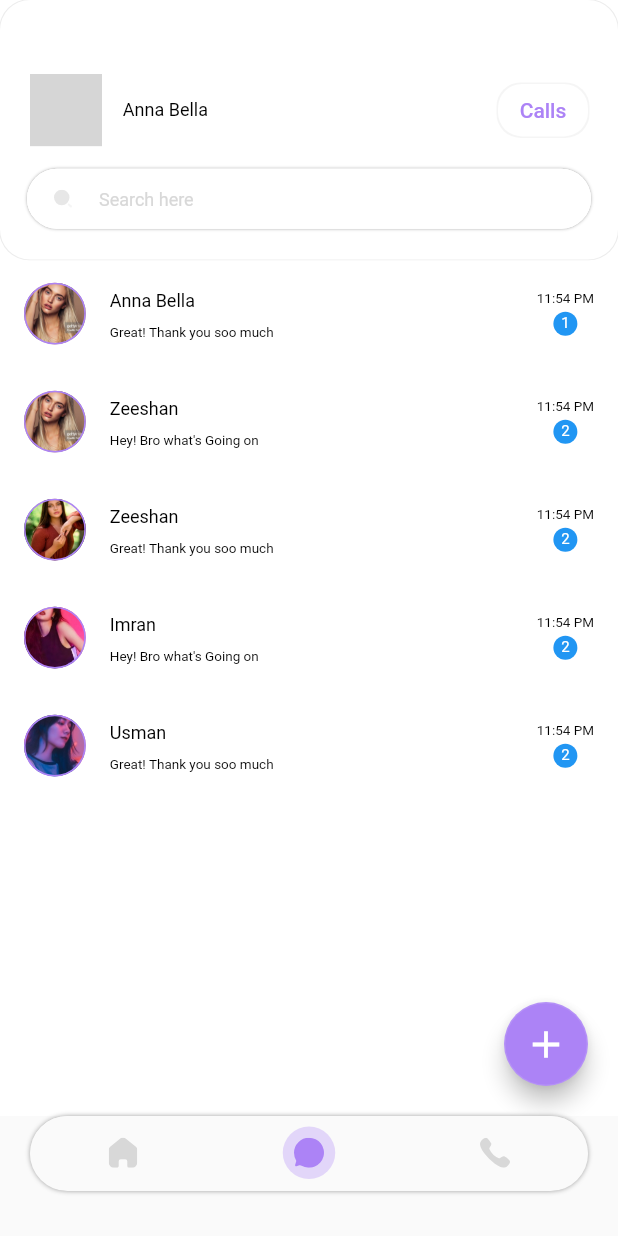
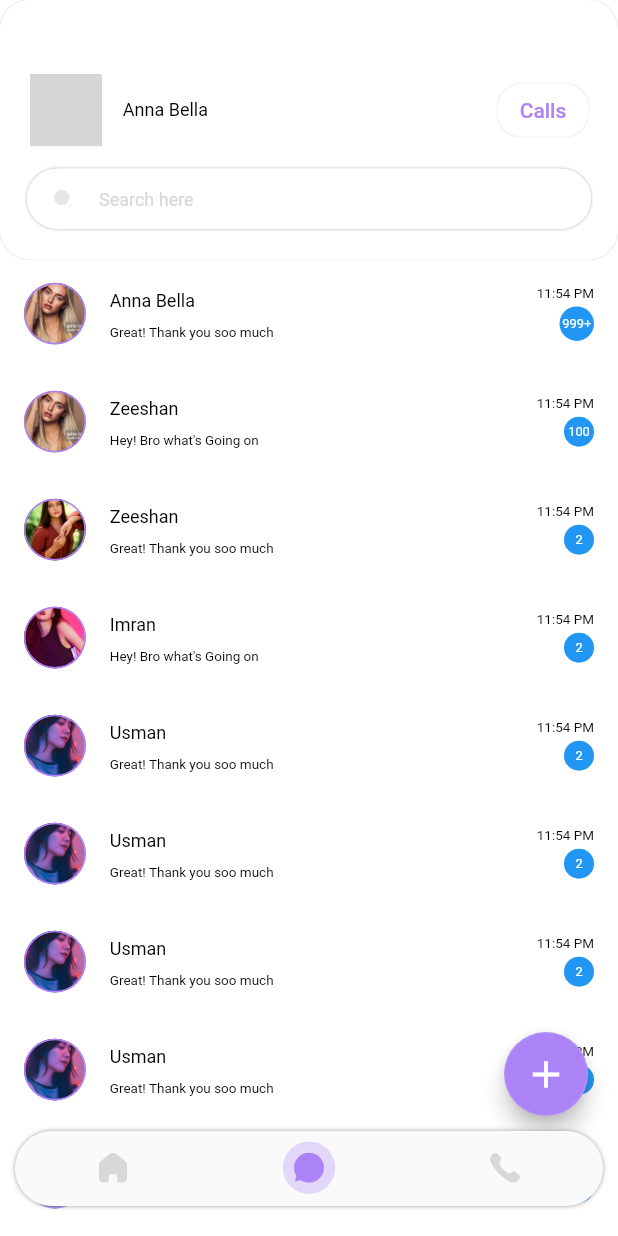
Before and after one commit to adilramzan764/SocialMediaApp, a Flutter app: the BottomNavBarV2 screen opened directly, on a phone screen of 412 x 824 dp. Run offline on Flutter 3.47's test engine with Material 2 defaults, Android fonts, the phone set to English and light mode, and no system bars; our stand-ins replace firebase_core, flutter_svg, form_field_validator, get, responsive_sizer, smooth_page_indicator; missing offline and left inert: flutter_dialpad; accounts and stored records are empty; project files that could hold a hidden picture were left out; grey boxes are pictures that could not be loaded.

Commit message:
Adil_Fe don3

```diff
--- a/lib/Components/BottomNavigationBar/BotttomBar_Widget.dart
+++ b/lib/Components/BottomNavigationBar/BotttomBar_Widget.dart
@@ -1,3 +1,4 @@
+import 'package:flutter/cupertino.dart';
 import 'package:flutter/material.dart';
 import 'package:flutter_svg/svg.dart';
 
@@ -12,9 +13,7 @@ class CustomBottomNavigationBar extends StatelessWidget {
 
   @override
   Widget build(BuildContext context) {
-    return Padding(
-      padding: const EdgeInsets.only(bottom: 20.0, left: 10, right: 10),
-      child: Container(
+    return Container(
       height: 50, // Set your desired height here
       decoration: BoxDecoration(
         borderRadius: BorderRadius.circular(32),
@@ -42,7 +41,6 @@ class CustomBottomNavigationBar extends StatelessWidget {
           ],
         ),
       ),
-      ),
     );
   }
 
--- a/lib/Components/BottomNavigationBar/MyBottomNavigationBar.dart
+++ b/lib/Components/BottomNavigationBar/MyBottomNavigationBar.dart
@@ -1,20 +1,17 @@
 import 'package:flutter/material.dart';
-import 'package:flutter_svg/flutter_svg.dart';
 
 import '../../View/BottomBarScreens/Home/Home.dart';
 import '../../View/Chat screens/MainChatScreens.dart';
 import '../../View/Chat screens/PhoneTab.dart';
-import 'MyBottomNavigationBar.dart';
-
 import 'BotttomBar_Widget.dart';
-
 
 class BottomNavBarV2 extends StatefulWidget {
   @override
-  _MyBottomNavigationBarState createState() => _MyBottomNavigationBarState();
+  _StackedBottomNavigationBarState createState() =>
+      _StackedBottomNavigationBarState();
 }
 
-class _MyBottomNavigationBarState extends State<BottomNavBarV2> {
+class _StackedBottomNavigationBarState extends State<BottomNavBarV2> {
   int _currentIndex = 1;
 
   final List<Widget> _screens = [
@@ -26,82 +23,25 @@ class _MyBottomNavigationBarState extends State<BottomNavBarV2> {
   @override
   Widget build(BuildContext context) {
     return Scaffold(
-      // backgroundColor: Colors.white,
-      body: _screens[_currentIndex],
-      bottomNavigationBar: _currentIndex == 1
-          ? Padding(
-        padding: const EdgeInsets.only(bottom: 10.0,left: 10,right: 10),
-        child: CustomBottomNavigationBar(currentIndex: _currentIndex, onTap: (int ) {   setState(() {
-          _currentIndex = int;
-        }); },)
-        ,
-      )
-          : SizedBox(),
+      body: Stack(
+        children: [
+          _screens[_currentIndex],
+          if(_currentIndex==1)
+          Positioned(
+            left: 10,
+            right: 10,
+            bottom: 20,
+            child: CustomBottomNavigationBar(
+              currentIndex: _currentIndex,
+              onTap: (int index) {
+                setState(() {
+                  _currentIndex = index;
+                });
+              },
+            ),
+          ),
+        ],
+      ),
     );
   }
 }
-
-
-// Container(
-// height: 50, // Set your desired height here
-// decoration: BoxDecoration(
-// borderRadius: BorderRadius.circular(32),
-// boxShadow: [
-// BoxShadow(
-// color: Colors.grey,
-// blurRadius: 2.5,
-// ),
-// ],
-// color: Colors.white,
-// ),
-// child: ClipRRect(
-// borderRadius: BorderRadius.circular(32),
-// child: BottomNavigationBar(
-// showSelectedLabels: false,
-// showUnselectedLabels: false,
-// selectedItemColor: Color(0xffAC83F6),
-// selectedLabelStyle: TextStyle(fontSize: 0),
-// currentIndex: _currentIndex,
-// onTap: (int index) {
-// setState(() {
-// _currentIndex = index;
-// });
-// },
-// items: [
-// BottomNavigationBarItem(
-// icon: Container(
-// height: 35,width: 35,decoration: BoxDecoration(shape: BoxShape.circle,color: _currentIndex == 0? Color(0xffAC83F6).withOpacity(0.3):null),
-// child: Center(
-// child: SvgPicture.asset("assets/home.svg",color: _currentIndex == 0
-// ? Color(0xffAC83F6)
-//     : null,width: 20,height:20),
-// ),
-// ),
-// label: '',
-// ),
-// BottomNavigationBarItem(
-// icon: Container(
-// height: 35,width: 35,decoration: BoxDecoration(shape: BoxShape.circle,color: _currentIndex == 1? Color(0xffAC83F6).withOpacity(0.3):null),
-// child: Center(
-// child: SvgPicture.asset("assets/Chat.svg",color: _currentIndex == 1
-// ? Color(0xffAC83F6)
-//     : null,width: 20,height:20),
-// ),
-// ),
-// label: '',
-// ),
-// BottomNavigationBarItem(
-// icon: Container(
-// height: 35,width: 35,decoration: BoxDecoration(shape: BoxShape.circle,color: _currentIndex == 2? Color(0xffAC83F6).withOpacity(0.3):null),
-// child: Center(
-// child: SvgPicture.asset("assets/callto.svg",color: _currentIndex == 2
-// ? Color(0xffAC83F6)
-//     : null,width: 20,height:20),
-// ),
-// ),
-// label: '',
-// ),
-// ],
-// ),
-// ),
-// )
--- a/lib/View/BottomBarScreens/Home/Home.dart
+++ b/lib/View/BottomBarScreens/Home/Home.dart
@@ -54,13 +54,34 @@ class _HomeState extends State<Home> {
       key: _scaffoldKey,
       drawer: MyDrawer(),
       backgroundColor: Colors.white,
-      bottomNavigationBar:  _currentIndex!=2 ? Padding(
-        padding:  const EdgeInsets.only(bottom: 10.0,left: 10,right: 10),
-        child: CustomBottomNavigationBar(currentIndex: _currentIndex, onTap: (int ) {   setState(() {
-          _currentIndex = int;
-        }); },),
-      ): SizedBox(),
-      body:_screens[_currentIndex],
+      // bottomNavigationBar:  _currentIndex!=2 ? Padding(
+      //   padding:  const EdgeInsets.only(bottom: 10.0,left: 10,right: 10),
+      //   child: CustomBottomNavigationBar(currentIndex: _currentIndex, onTap: (int ) {   setState(() {
+      //     _currentIndex = int;
+      //   }); },),
+      // ): SizedBox(),
+      body:
+
+
+      Stack(
+        children: [
+          _screens[_currentIndex],
+          if (_currentIndex != 2)
+            Positioned(
+              left: 10,
+              right: 10,
+              bottom: 20,
+              child: CustomBottomNavigationBar(
+                currentIndex: _currentIndex,
+                onTap: (int index) {
+                  setState(() {
+                    _currentIndex = index;
+                  });
+                },
+              ),
+            ),
+        ],
+      ),
     );
   }
 }
@@ -123,10 +144,11 @@ class HomeScreenContent extends StatelessWidget {
               height: 10,
             ),
             Expanded(child: MyTabBar()),
+
           ],
         ),
         Positioned(
-          bottom: 20,
+          bottom: 80,
           right: 20,
           child: FloatingActionButton(
             shape: OutlineInputBorder(
--- a/lib/View/Chat screens/MainChatScreens.dart
+++ b/lib/View/Chat screens/MainChatScreens.dart
@@ -1,6 +1,7 @@
 import 'package:flutter/material.dart';
 import 'package:flutter_svg/svg.dart';
 import 'package:get/get.dart';
+import 'package:responsive_sizer/responsive_sizer.dart';
 
 import 'CallBalance.dart';
 import 'CallHistory.dart';
@@ -19,14 +20,14 @@ class _MainChatScreensState extends State<MainChatScreens> {
       'name': 'Anna Bella',
       'description': 'Great! Thank you soo much',
       'time': '11:54 PM',
-      'messages': '1',
+      'messages': '1343',
     },
     {
       'image': 'assets/model2.jpg',
       'name': 'Zeeshan',
       'description': "Hey! Bro what's Going on",
       'time': '11:54 PM',
-      'messages': '2',
+      'messages': '100',
     },
     {
       'image': 'assets/model3.jpg',
@@ -49,11 +50,110 @@ class _MainChatScreensState extends State<MainChatScreens> {
       'time': '11:54 PM',
       'messages': '2',
     },
+    {
+      'image': 'assets/h3.jpg',
+      'name': 'Usman',
+      'description': "Great! Thank you soo much",
+      'time': '11:54 PM',
+      'messages': '2',
+    },
+    {
+      'image': 'assets/h3.jpg',
+      'name': 'Usman',
+      'description': "Great! Thank you soo much",
+      'time': '11:54 PM',
+      'messages': '2',
+    },
+    {
+      'image': 'assets/h3.jpg',
+      'name': 'Usman',
+      'description': "Great! Thank you soo much",
+      'time': '11:54 PM',
+      'messages': '2',
+    },
+    {
+      'image': 'assets/h3.jpg',
+      'name': 'Usman',
+      'description': "Great! Thank you soo much",
+      'time': '11:54 PM',
+      'messages': '2',
+    },
+    {
+      'image': 'assets/h3.jpg',
+      'name': 'Usman',
+      'description': "Great! Thank you soo much",
+      'time': '11:54 PM',
+      'messages': '2',
+    },
+    {
+      'image': 'assets/h3.jpg',
+      'name': 'Usman',
+      'description': "Great! Thank you soo much",
+      'time': '11:54 PM',
+      'messages': '2',
+    },
+    {
+      'image': 'assets/h3.jpg',
+      'name': 'Usman',
+      'description': "Great! Thank you soo much",
+      'time': '11:54 PM',
+      'messages': '2',
+    },
+    {
+      'image': 'assets/h3.jpg',
+      'name': 'Usman',
+      'description': "Great! Thank you soo much",
+      'time': '11:54 PM',
+      'messages': '2',
+    },
+    {
+      'image': 'assets/h3.jpg',
+      'name': 'Usman',
+      'description': "Great! Thank you soo much",
+      'time': '11:54 PM',
+      'messages': '2',
+    },
+    {
+      'image': 'assets/h3.jpg',
+      'name': 'Usman',
+      'description': "Great! Thank you soo much",
+      'time': '11:54 PM',
+      'messages': '2',
+    },
+    {
+      'image': 'assets/h3.jpg',
+      'name': 'Usman',
+      'description': "Great! Thank you soo much",
+      'time': '11:54 PM',
+      'messages': '2',
+    },
+    {
+      'image': 'assets/h3.jpg',
+      'name': 'Usman',
+      'description': "Great! Thank you soo much",
+      'time': '11:54 PM',
+      'messages': '27799',
+    },
+    {
+      'image': 'assets/h3.jpg',
+      'name': 'Usman',
+      'description': "Great! Thank you soo much",
+      'time': '11:54 PM',
+      'messages': '2',
+    },
+    {
+      'image': 'assets/h3.jpg',
+      'name': 'Usman',
+      'description': "Great! Thank you soo much",
+      'time': '11:54 PM',
+      'messages': '255',
+    },
     // Add more data items as needed
   ];
 
   @override
   Widget build(BuildContext context) {
+    int zeeshan=999;
     return Scaffold(
       backgroundColor: Colors.white,
       body: Stack(
@@ -61,7 +161,7 @@ class _MainChatScreensState extends State<MainChatScreens> {
           Column(
             children: [
               Container(
-                height: Get.height*0.21,
+                height: Get.height * 0.21,
                 decoration: BoxDecoration(
                   color: Colors.white,
                   borderRadius: BorderRadius.circular(20),
@@ -83,9 +183,9 @@ class _MainChatScreensState extends State<MainChatScreens> {
                             "   Anna Bella",
                             style: TextStyle(color: Colors.black, fontSize: 12),
                           ),
-
                           Expanded(
-                            child: Align(alignment:Alignment.centerRight ,
+                            child: Align(
+                              alignment: Alignment.centerRight,
                               child: Container(
                                 height: 35,
                                 width: 60,
@@ -98,9 +198,12 @@ class _MainChatScreensState extends State<MainChatScreens> {
                                     color: Colors.white,
                                     borderRadius: BorderRadius.circular(16)),
                                 child: TextButton(
-                                  onPressed: () { Get.to(CallHistory()); },
+                                  onPressed: () {
+                                    Get.to(CallHistory());
+                                  },
                                   child: Text("Calls",
-                                      style: TextStyle(color: Color(0xffAC83F6))),
+                                      style:
+                                          TextStyle(color: Color(0xffAC83F6))),
                                 ),
                               ),
                             ),
@@ -152,6 +255,9 @@ class _MainChatScreensState extends State<MainChatScreens> {
                 child: ListView.builder(
                   itemCount: data.length,
                   itemBuilder: (BuildContext context, int index) {
+                    int messageCount = int.parse(data[index]['messages']);
+
+                    print(data[index]['messages']);
                     return InkWell(
                       onTap: () {
                         Navigator.push(
@@ -162,23 +268,23 @@ class _MainChatScreensState extends State<MainChatScreens> {
                       },
                       child: ListTile(
                         leading: Container(
-                          height: Get.height*0.10,
-                          width: Get.width*0.10,
+                          height: Get.height * 0.10,
+                          width: Get.width * 0.10,
                           decoration: BoxDecoration(
                               shape: BoxShape.circle,
                               border: Border.all(color: Color(0xffAC83F6)),
                               image: DecorationImage(
-                                  image: AssetImage(data[index]["image"]),fit: BoxFit.cover
-                              )),
+                                  image: AssetImage(data[index]["image"]),
+                                  fit: BoxFit.cover)),
                         ),
                         title: Text(data[index]['name'],
-                            style: TextStyle(
-                                fontSize: 12, color: Colors.black)),
+                            style:
+                                TextStyle(fontSize: 12, color: Colors.black)),
                         subtitle: Text(data[index]['description'],
-                            style: TextStyle(
-                                color: Colors.black, fontSize: 9)),
+                            style: TextStyle(color: Colors.black, fontSize: 9)),
                         trailing: Column(
                           mainAxisAlignment: MainAxisAlignment.center,
+                          crossAxisAlignment: CrossAxisAlignment.end,
                           children: [
                             Text(data[index]['time'],
                                 style: TextStyle(
@@ -187,17 +293,26 @@ class _MainChatScreensState extends State<MainChatScreens> {
                               height: Get.height * 0.003,
                             ),
                             Container(
-                                height: 16,
-                                width: 16,
+                                height: messageCount < zeeshan ? 20 : 23,
+                                width: messageCount < zeeshan ? 20 : 23,
                                 decoration: BoxDecoration(
-                                    color: Colors.blue,
-                                    borderRadius:
-                                    BorderRadius.circular(20)),
-                                child: Center(
-                                    child: Text(data[index]['messages'],
-                                        style: TextStyle(
-                                            fontSize: 10,
-                                            color: Colors.white)))),
+                                    color: Colors.blue, shape: BoxShape.circle),
+                                child: Row(
+                                  mainAxisAlignment: MainAxisAlignment.center,
+                                  children: [
+                                    if (messageCount < zeeshan)
+                                    Center(
+                                      child: Text(data[index]['messages'],
+                                          style: TextStyle(
+                                              fontSize: 12.sp,
+                                              color: Colors.white)),
+                                    ),
+                                    if (messageCount > 999) Text("999+",  style: TextStyle(
+                                        fontSize: 12.sp,
+                                        color: Colors.white))
+
+                                  ],
+                                )),
                           ],
                         ),
                       ),
@@ -208,7 +323,7 @@ class _MainChatScreensState extends State<MainChatScreens> {
             ],
           ),
           Positioned(
-            bottom: 20,
+            bottom: 80,
             right: 20,
             child: FloatingActionButton(
               shape: OutlineInputBorder(
@@ -219,7 +334,7 @@ class _MainChatScreensState extends State<MainChatScreens> {
               onPressed: () {
                 // Handle FAB tap event
               },
-              child: Icon(Icons.add,size: 30),
+              child: Icon(Icons.add, size: 30),
             ),
           ),
         ],
--- a/lib/main.dart
+++ b/lib/main.dart
@@ -1,35 +1,33 @@
 import 'package:firebase_core/firebase_core.dart';
 import 'package:flutter/material.dart';
 import 'package:get/get_navigation/src/root/get_material_app.dart';
+import 'package:responsive_sizer/responsive_sizer.dart';
 import 'package:socialmediaapp/View/StarterScreens/starterscreen1.dart';
 
 void main() async {
+  WidgetsFlutterBinding.ensureInitialized();
+  await Firebase.initializeApp(); // Initialize Firebase (if needed)
 
-  WidgetsFlutterBinding.ensureInitialized();
-  // await Firebase.initializeApp(
-  //   options: DefaultFirebaseOptions.currentPlatform,
-  // );
+  runApp(MyApp());
+}
 
-  runApp(const MaterialApp(
-    debugShowCheckedModeBanner: false,
-    home: MyApp(),
-  ));
-}
 class MyApp extends StatelessWidget {
-  const MyApp({super.key});
+  const MyApp({Key? key}); // Fix the constructor declaration
 
-  // This widget is the root of your application.
   @override
   Widget build(BuildContext context) {
-    return GetMaterialApp(
-      title: 'Flutter Demo',
-      debugShowCheckedModeBanner: false,
-      theme: ThemeData(
-
-        colorScheme: ColorScheme.fromSeed(seedColor: Colors.deepPurple),
-        useMaterial3: true,
-      ),
-      home:OnBoardScreen(),
+    return ResponsiveSizer( // Use Sizer widget to make your app responsive
+      builder: (context, orientation, deviceType) {
+        return GetMaterialApp(
+          title: 'Flutter Demo',
+          debugShowCheckedModeBanner: false,
+          theme: ThemeData(
+            colorScheme: ColorScheme.fromSwatch(primarySwatch: Colors.deepPurple), // Use fromSwatch for color scheme
+            visualDensity: VisualDensity.adaptivePlatformDensity,
+          ),
+          home: OnBoardScreen(),
+        );
+      },
     );
   }
 }
```
Lines whose indentation alone changed are shown as unchanged.
